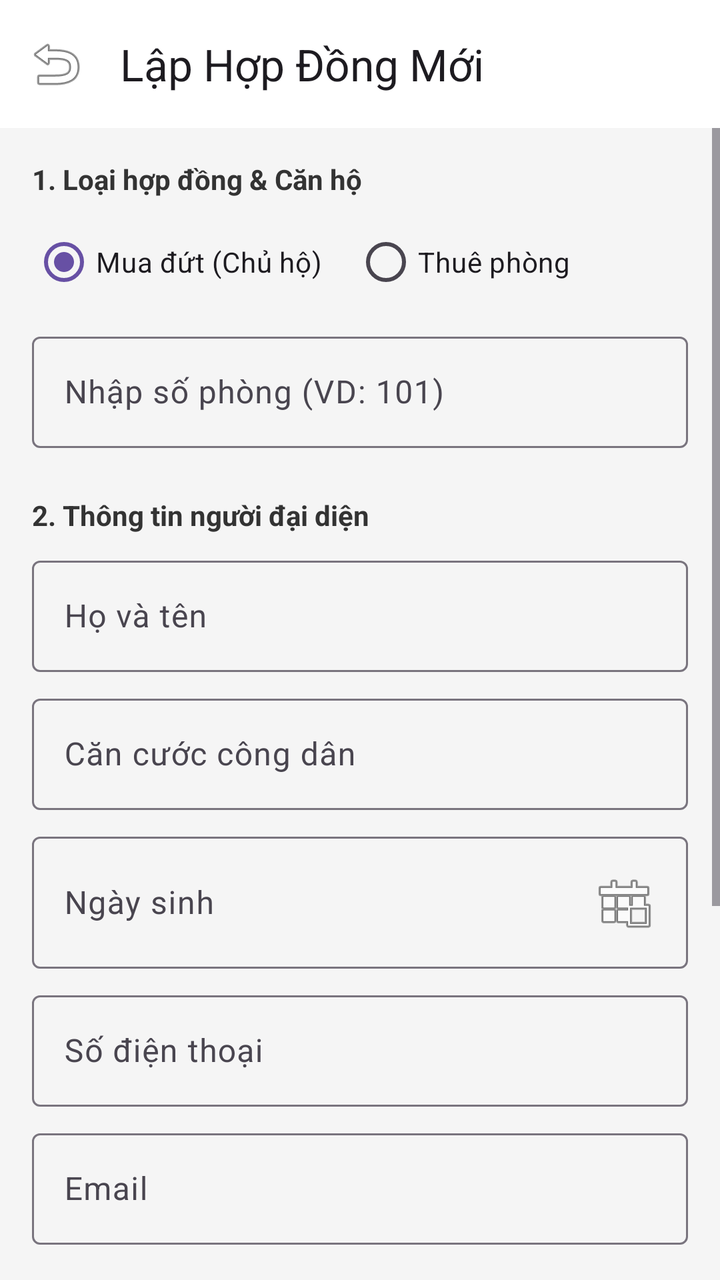
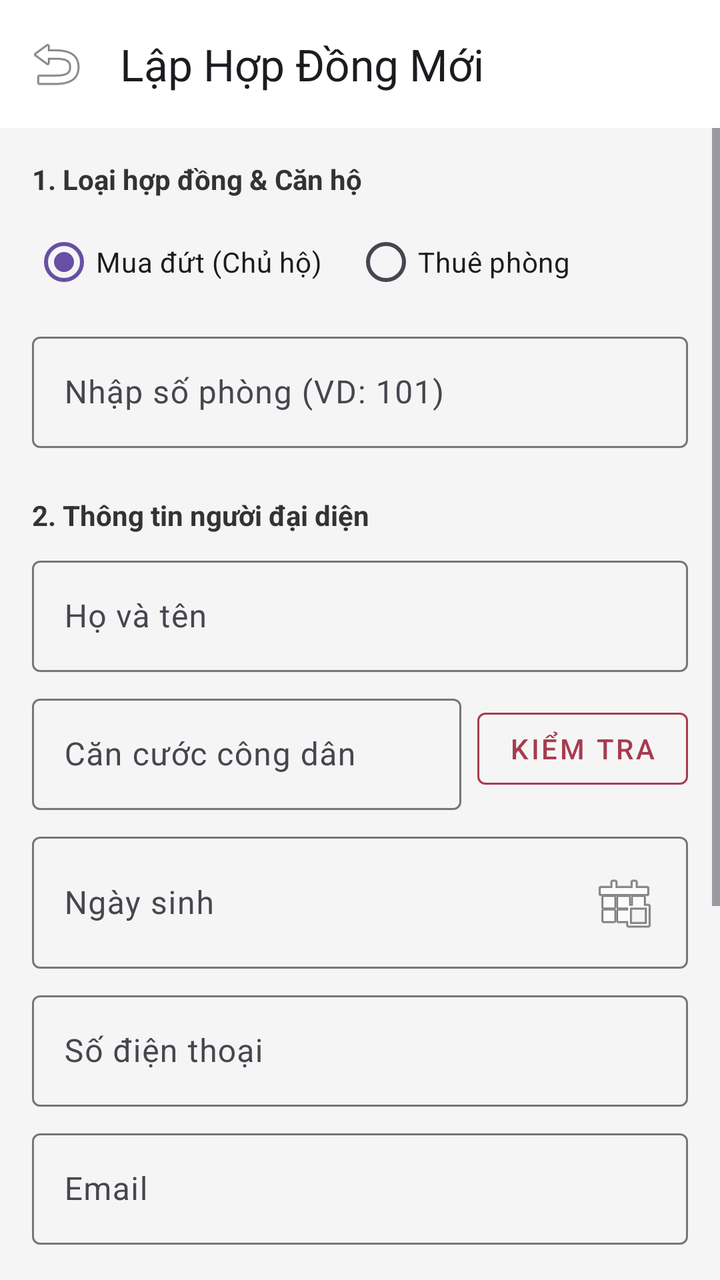

Screens rendered from an Android XML layout before and after an edit, with the pre-edit source and the edit as a unified diff.
<!-- AndroidManifest.xml: application theme Theme.Apt -->
<!-- res/layout/fragment_create_contract.xml -->
<?xml version="1.0" encoding="utf-8"?>
<LinearLayout xmlns:android="http://schemas.android.com/apk/res/android"
    xmlns:app="http://schemas.android.com/apk/res-auto"
    android:layout_width="match_parent"
    android:layout_height="match_parent"
    android:background="#F5F5F5"
    android:orientation="vertical">

    <androidx.appcompat.widget.Toolbar
        android:id="@+id/toolbar_create_contract"
        android:layout_width="match_parent"
        android:layout_height="?attr/actionBarSize"
        android:background="@color/white"
        app:navigationIcon="@android:drawable/ic_menu_revert"
        app:title="Lập Hợp Đồng Mới" />

    <ScrollView
        android:layout_width="match_parent"
        android:layout_height="0dp"
        android:layout_weight="1">

        <LinearLayout
            android:layout_width="match_parent"
            android:layout_height="wrap_content"
            android:orientation="vertical"
            android:padding="16dp"
            android:paddingBottom="32dp">

            <TextView
                android:layout_width="wrap_content"
                android:layout_height="wrap_content"
                android:text="1. Loại hợp đồng &amp; Căn hộ"
                android:textColor="#333"
                android:textStyle="bold" />

            <RadioGroup
                android:id="@+id/rg_role"
                android:layout_width="match_parent"
                android:layout_height="wrap_content"
                android:layout_marginTop="8dp"
                android:orientation="horizontal">

                <RadioButton
                    android:id="@+id/rb_owner"
                    android:layout_width="wrap_content"
                    android:layout_height="wrap_content"
                    android:checked="true"
                    android:text="Mua đứt (Chủ hộ)" />

                <RadioButton
                    android:id="@+id/rb_tenant"
                    android:layout_width="wrap_content"
                    android:layout_height="wrap_content"
                    android:layout_marginStart="16dp"
                    android:text="Thuê phòng" />
            </RadioGroup>

            <com.google.android.material.textfield.TextInputLayout
                android:id="@+id/til_roomNumber"
                android:layout_width="match_parent"
                android:layout_height="wrap_content"
                android:layout_marginTop="8dp">

                <com.google.android.material.textfield.TextInputEditText
                    android:id="@+id/edt_roomNumber"
                    android:layout_width="match_parent"
                    android:layout_height="wrap_content"
                    android:hint="Nhập số phòng (VD: 101)"
                    android:inputType="number" />
            </com.google.android.material.textfield.TextInputLayout>

            <TextView
                android:layout_width="wrap_content"
                android:layout_height="wrap_content"
                android:layout_marginTop="24dp"
                android:text="2. Thông tin người đại diện"
                android:textColor="#333"
                android:textStyle="bold" />

            <com.google.android.material.textfield.TextInputLayout
                android:id="@+id/til_fullName"
                android:layout_width="match_parent"
                android:layout_height="wrap_content"
                android:layout_marginTop="8dp">
                <com.google.android.material.textfield.TextInputEditText
                    android:id="@+id/edt_fullName"
                    android:layout_width="match_parent"
                    android:layout_height="wrap_content"
                    android:hint="Họ và tên" />
            </com.google.android.material.textfield.TextInputLayout>

            <com.google.android.material.textfield.TextInputLayout
                android:id="@+id/til_cccd"
                android:layout_width="match_parent"
                android:layout_height="wrap_content"
                android:layout_marginTop="8dp">
                <com.google.android.material.textfield.TextInputEditText
                    android:id="@+id/edt_cccd"
                    android:layout_width="match_parent"
                    android:layout_height="wrap_content"
                    android:hint="Căn cước công dân"
                    android:inputType="number" />
            </com.google.android.material.textfield.TextInputLayout>

            <com.google.android.material.textfield.TextInputLayout
                android:id="@+id/til_dob"
                android:layout_width="match_parent"
                android:layout_height="wrap_content"
                android:layout_marginTop="8dp">
                <com.google.android.material.textfield.TextInputEditText
                    android:id="@+id/edt_dob"
                    android:layout_width="match_parent"
                    android:layout_height="wrap_content"
                    android:clickable="true"
                    android:cursorVisible="false"
                    android:focusable="false"
                    android:hint="Ngày sinh"
                    app:drawableEndCompat="@android:drawable/ic_menu_today" />
            </com.google.android.material.textfield.TextInputLayout>

            <com.google.android.material.textfield.TextInputLayout
                android:id="@+id/til_phone"
                android:layout_width="match_parent"
                android:layout_height="wrap_content"
                android:layout_marginTop="8dp">
                <com.google.android.material.textfield.TextInputEditText
                    android:id="@+id/edt_phone"
                    android:layout_width="match_parent"
                    android:layout_height="wrap_content"
                    android:hint="Số điện thoại"
                    android:inputType="phone" />
            </com.google.android.material.textfield.TextInputLayout>

            <com.google.android.material.textfield.TextInputLayout
                android:id="@+id/til_email"
                android:layout_width="match_parent"
                android:layout_height="wrap_content"
                android:layout_marginTop="8dp">
                <com.google.android.material.textfield.TextInputEditText
                    android:id="@+id/edt_email"
                    android:layout_width="match_parent"
                    android:layout_height="wrap_content"
                    android:hint="Email"
                    android:inputType="textEmailAddress" />
            </com.google.android.material.textfield.TextInputLayout>

            <TextView
                android:layout_width="wrap_content"
                android:layout_height="wrap_content"
                android:layout_marginTop="24dp"
                android:text="3. Chi tiết giao dịch"
                android:textColor="#333"
                android:textStyle="bold" />

            <com.google.android.material.textfield.TextInputLayout
                android:id="@+id/til_price"
                android:layout_width="match_parent"
                android:layout_height="wrap_content"
                android:layout_marginTop="8dp">
                <com.google.android.material.textfield.TextInputEditText
                    android:id="@+id/edt_rentalPrice"
                    android:layout_width="match_parent"
                    android:layout_height="wrap_content"
                    android:hint="Giá mua căn hộ (VNĐ)"
                    android:inputType="numberDecimal" />
            </com.google.android.material.textfield.TextInputLayout>

            <com.google.android.material.textfield.TextInputLayout
                android:id="@+id/til_deposit"
                android:layout_width="match_parent"
                android:layout_height="wrap_content"
                android:layout_marginTop="8dp"
                android:visibility="gone">
                <com.google.android.material.textfield.TextInputEditText
                    android:id="@+id/edt_depositAmount"
                    android:layout_width="match_parent"
                    android:layout_height="wrap_content"
                    android:hint="Tiền cọc (VNĐ)"
                    android:inputType="numberDecimal" />
            </com.google.android.material.textfield.TextInputLayout>

            <LinearLayout
                android:layout_width="match_parent"
                android:layout_height="wrap_content"
                android:layout_marginTop="8dp"
                android:baselineAligned="false"
                android:orientation="horizontal">

                <com.google.android.material.textfield.TextInputLayout
                    android:id="@+id/til_startDate"
                    android:layout_width="0dp"
                    android:layout_height="wrap_content"
                    android:layout_marginEnd="8dp"
                    android:layout_weight="1">
                    <com.google.android.material.textfield.TextInputEditText
                        android:id="@+id/edt_startDate"
                        android:layout_width="match_parent"
                        android:layout_height="wrap_content"
                        android:clickable="true"
                        android:cursorVisible="false"
                        android:focusable="false"
                        android:hint="Từ ngày"
                        app:drawableEndCompat="@android:drawable/ic_menu_today" />
                </com.google.android.material.textfield.TextInputLayout>

                <com.google.android.material.textfield.TextInputLayout
                    android:id="@+id/til_end_date"
                    android:layout_width="0dp"
                    android:layout_height="wrap_content"
                    android:layout_weight="1"
                    android:visibility="gone">
                    <com.google.android.material.textfield.TextInputEditText
                        android:id="@+id/edt_endDate"
                        android:layout_width="match_parent"
                        android:layout_height="wrap_content"
                        android:clickable="true"
                        android:cursorVisible="false"
                        android:focusable="false"
                        android:hint="Đến ngày"
                        app:drawableEndCompat="@android:drawable/ic_menu_today" />
                </com.google.android.material.textfield.TextInputLayout>
            </LinearLayout>

            <Button
                android:id="@+id/btn_create_contract"
                android:layout_width="match_parent"
                android:layout_height="55dp"
                android:layout_marginTop="32dp"
                android:backgroundTint="#A63C4F"
                android:text="LẬP HỢP ĐỒNG"
                android:textSize="16sp"
                android:textStyle="bold" />

        </LinearLayout>
    </ScrollView>
</LinearLayout>
<!-- resources referenced by this layout -->
<resources>
  <color name="white">#FFFFFFFF</color>
  <style name="Theme.Apt" parent="Base.Theme.Apt" />
  <style name="Base.Theme.Apt" parent="Theme.Material3.DayNight.NoActionBar">
          
          
      </style>
</resources>

<!-- the commit's change to res/layout/fragment_create_contract.xml (unified diff, before → after) -->
@@ -89,19 +89,37 @@
                     android:hint="Họ và tên" />
             </com.google.android.material.textfield.TextInputLayout>
 
-            <com.google.android.material.textfield.TextInputLayout
-                android:id="@+id/til_cccd"
-                android:layout_width="match_parent"
-                android:layout_height="wrap_content"
-                android:layout_marginTop="8dp">
-                <com.google.android.material.textfield.TextInputEditText
-                    android:id="@+id/edt_cccd"
-                    android:layout_width="match_parent"
-                    android:layout_height="wrap_content"
-                    android:hint="Căn cước công dân"
-                    android:inputType="number" />
-            </com.google.android.material.textfield.TextInputLayout>
-
+            <LinearLayout
+                android:layout_width="match_parent"
+                android:layout_height="wrap_content"
+                android:layout_marginTop="8dp"
+                android:gravity="center_vertical"
+                android:orientation="horizontal">
+
+                <com.google.android.material.textfield.TextInputLayout
+                    android:id="@+id/til_cccd"
+                    android:layout_width="0dp"
+                    android:layout_height="wrap_content"
+                    android:layout_weight="1">
+                    <com.google.android.material.textfield.TextInputEditText
+                        android:id="@+id/edt_cccd"
+                        android:layout_width="match_parent"
+                        android:layout_height="wrap_content"
+                        android:hint="Căn cước công dân"
+                        android:inputType="number"
+                        android:maxLength="12" />
+                </com.google.android.material.textfield.TextInputLayout>
+
+                <Button
+                    android:id="@+id/btn_check_cccd"
+                    style="@style/Widget.MaterialComponents.Button.OutlinedButton"
+                    android:layout_width="wrap_content"
+                    android:layout_height="wrap_content"
+                    android:layout_marginStart="8dp"
+                    android:text="Kiểm Tra"
+                    android:textColor="#A63C4F"
+                    app:strokeColor="#A63C4F" />
+            </LinearLayout>
             <com.google.android.material.textfield.TextInputLayout
                 android:id="@+id/til_dob"
                 android:layout_width="match_parent"
